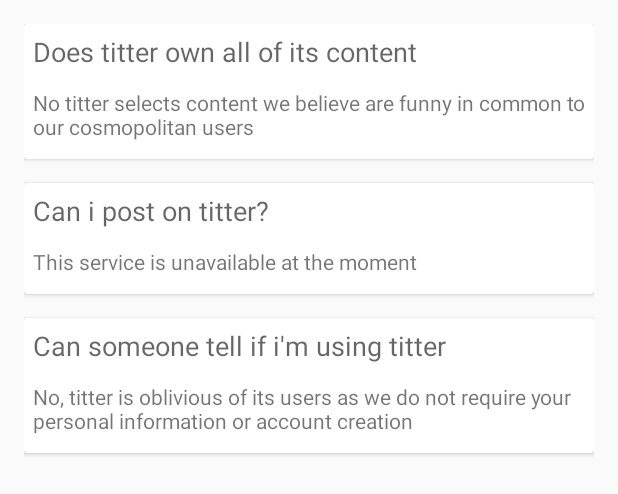
After one commit to smilecs/titter, an Android app: the layout activity_faq.xml on its own in the app's theme, with its tools: preview values and no code run, on a phone screen of 412 x 824 dp. The commit adds this screen. Shown: the top 494 px of the screen. Run offline under Robolectric (Android 15) with nearby library versions, the phone set to English and light mode, and no system bars.

Commit message:
almost ready

```diff
--- a/app/src/main/AndroidManifest.xml
+++ b/app/src/main/AndroidManifest.xml
@@ -6,7 +6,7 @@
     <uses-permission android:name="android.permission.WRITE_EXTERNAL_STORAGE" />
     <uses-permission android:name="android.permission.WRITE_SETTINGS" />
     <uses-permission android:name="android.permission.READ_EXTERNAL_STORAGE" />
-    <uses-permission android:name="android.permission.ACCESS_NETWORK_STATE"/>
+    <uses-permission android:name="android.permission.ACCESS_NETWORK_STATE" />
 
     <application
         android:name=".util.Application"
@@ -44,6 +44,7 @@
                 android:name="android.support.PARENT_ACTIVITY"
                 android:value="com.titter.past3.titter.MainActivity" />
         </activity>
+        <activity android:name=".faq"></activity>
     </application>
 
 </manifest>
--- a/app/src/main/java/com/titter/past3/titter/util/IVideoDownloadListener.java
+++ b/app/src/main/java/com/titter/past3/titter/util/IVideoDownloadListener.java
@@ -4,5 +4,5 @@ package com.titter.past3.titter.util;
  * Created by SMILECS on 8/10/16.
  */
 public interface IVideoDownloadListener {
-    public void onVideoDownloaded(int position);
+    public void onVideoDownloaded(int position, String url);
 }
--- /dev/null
+++ b/app/src/main/res/layout/activity_faq.xml
@@ -0,0 +1,97 @@
+<?xml version="1.0" encoding="utf-8"?>
+<RelativeLayout xmlns:android="http://schemas.android.com/apk/res/android"
+    xmlns:tools="http://schemas.android.com/tools"
+    android:id="@+id/activity_faq"
+    android:layout_width="match_parent"
+    android:layout_height="match_parent"
+    android:paddingBottom="@dimen/activity_vertical_margin"
+    android:paddingLeft="@dimen/activity_horizontal_margin"
+    android:paddingRight="@dimen/activity_horizontal_margin"
+    android:paddingTop="@dimen/activity_vertical_margin"
+    tools:context="com.titter.past3.titter.faq">
+
+    <android.support.v7.widget.CardView
+        android:layout_width="match_parent"
+        android:layout_height="wrap_content"
+        android:id="@+id/card"
+        android:layout_marginBottom="16dp">
+        <RelativeLayout
+            android:layout_width="match_parent"
+            android:layout_height="match_parent">
+            <TextView
+                android:layout_width="wrap_content"
+                android:id="@+id/textv"
+                android:layout_marginLeft="6dp"
+                android:layout_marginBottom="12dp"
+                android:layout_marginTop="6dp"
+                android:layout_height="wrap_content"
+                android:textAppearance="?android:textAppearanceMedium"
+                android:text="Does titter own all of its content"/>
+            <TextView
+                android:layout_width="match_parent"
+                android:layout_height="wrap_content"
+                android:layout_marginLeft="6dp"
+                android:layout_below="@+id/textv"
+                android:layout_marginBottom="12dp"
+                android:text="No titter selects content we believe are funny in common to our cosmopolitan users"/>
+        </RelativeLayout>
+
+    </android.support.v7.widget.CardView>
+
+    <android.support.v7.widget.CardView
+        android:layout_width="match_parent"
+        android:layout_height="wrap_content"
+        android:layout_below="@+id/card"
+        android:layout_marginBottom="16dp"
+        android:id="@+id/mb">
+        <RelativeLayout
+            android:layout_width="match_parent"
+            android:layout_height="match_parent">
+            <TextView
+                android:layout_width="wrap_content"
+                android:id="@+id/textv1"
+                android:layout_marginLeft="6dp"
+                android:layout_marginTop="6dp"
+                android:textAppearance="?android:textAppearanceMedium"
+                android:layout_height="wrap_content"
+                android:layout_marginBottom="12dp"
+                android:text="Can i post on titter?"/>
+            <TextView
+                android:layout_width="match_parent"
+                android:layout_height="wrap_content"
+                android:layout_below="@+id/textv1"
+                android:layout_marginLeft="6dp"
+                android:layout_marginBottom="12dp"
+                android:text="This service is unavailable at the moment"/>
+        </RelativeLayout>
+
+    </android.support.v7.widget.CardView>
+
+    <android.support.v7.widget.CardView
+        android:layout_width="match_parent"
+        android:layout_height="wrap_content"
+        android:layout_marginBottom="16dp"
+        android:layout_below="@+id/mb">
+        <RelativeLayout
+            android:layout_width="match_parent"
+            android:layout_height="match_parent">
+            <TextView
+                android:layout_width="wrap_content"
+                android:id="@+id/textv12"
+                android:textAppearance="?android:textAppearanceMedium"
+                android:layout_height="wrap_content"
+                android:layout_marginTop="6dp"
+                android:layout_marginLeft="6dp"
+                android:text="Can someone tell if i'm using titter"
+                android:layout_marginBottom="12dp"/>
+            <TextView
+                android:layout_width="match_parent"
+                android:layout_height="wrap_content"
+                android:layout_below="@+id/textv12"
+                android:layout_marginLeft="6dp"
+                android:layout_marginBottom="12dp"
+                android:text="No, titter is oblivious of its users as we do not require your personal information or account creation"/>
+        </RelativeLayout>
+
+    </android.support.v7.widget.CardView>
+</RelativeLayout>
--- a/app/src/main/res/layout/image.xml
+++ b/app/src/main/res/layout/image.xml
@@ -16,8 +16,7 @@
             android:layout_width="match_parent"
             android:layout_height="310dp"
             android:id="@+id/imageView"
-            android:scaleType="centerCrop"
-            android:adjustViewBounds="true"
+            android:scaleType="centerInside"
             android:layout_alignParentStart="true" />
         <TextView
             android:layout_width="match_parent"
--- a/app/src/main/res/layout/nav_header_main.xml
+++ b/app/src/main/res/layout/nav_header_main.xml
@@ -23,7 +23,11 @@
         android:id="@+id/textView"
         android:layout_width="wrap_content"
         android:layout_height="wrap_content"
-        android:text="android.studio@android.com" />
+        android:text="tittercontact@gmail.com" />
+    <TextView
+        android:layout_width="wrap_content"
+        android:layout_height="wrap_content"
+        android:text="08112357691" />
 
 
 </LinearLayout>
--- a/app/src/main/res/menu/activity_main2_drawer.xml
+++ b/app/src/main/res/menu/activity_main2_drawer.xml
@@ -4,13 +4,10 @@
         <item android:id="@+id/home"
             android:title="HOME" />
 
-        <item android:id="@+id/invite"
-            android:title="INVITE" />
-
         <item android:id="@+id/about"
             android:title="ABOUT US"/>
 
         <item android:id="@+id/other"
-            android:title="HELP" />
+            android:title="FAQ" />
     </group>
 </menu>
```
Also changed, not shown: app/src/main/java/com/titter/past3/titter/MainActivity.java (+36 -17 lines), app/src/main/java/com/titter/past3/titter/adapter/FeedsAdapter.java (+1 -6 lines), app/src/main/java/com/titter/past3/titter/faq.java (added, +13 -0 lines), app/src/main/java/com/titter/past3/titter/util/VideoPlayer.java (+12 -14 lines), app/src/main/java/com/titter/past3/titter/util/VideoPlayerController.java (+12 -3 lines), app/src/main/java/com/titter/past3/titter/util/VideosDownloader.java (+14 -10 lines).
